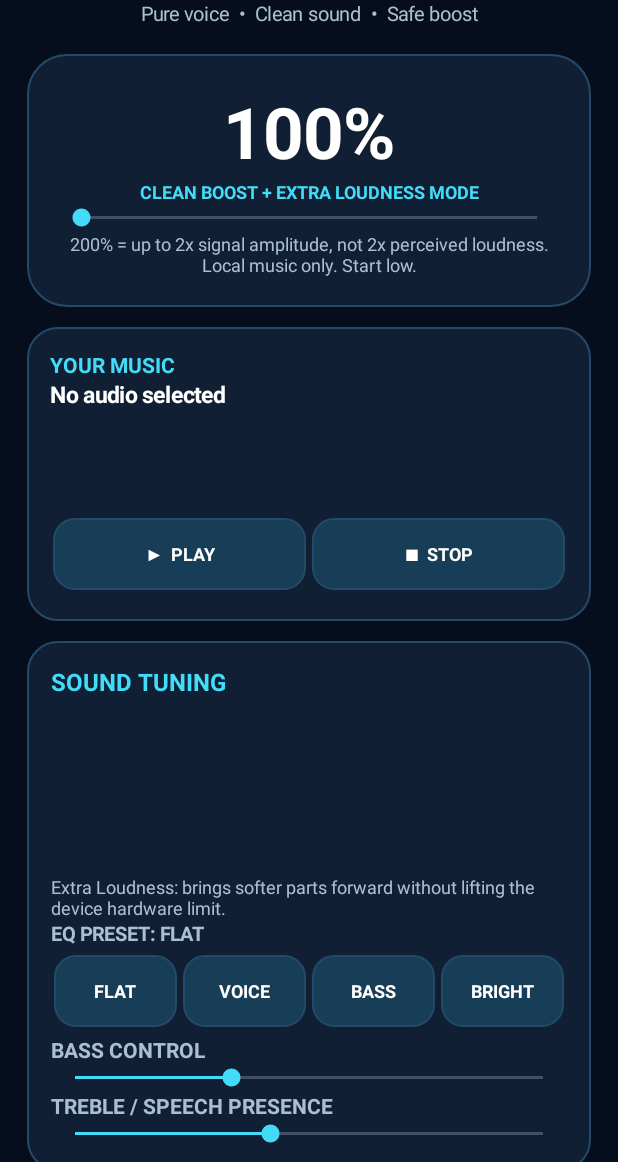
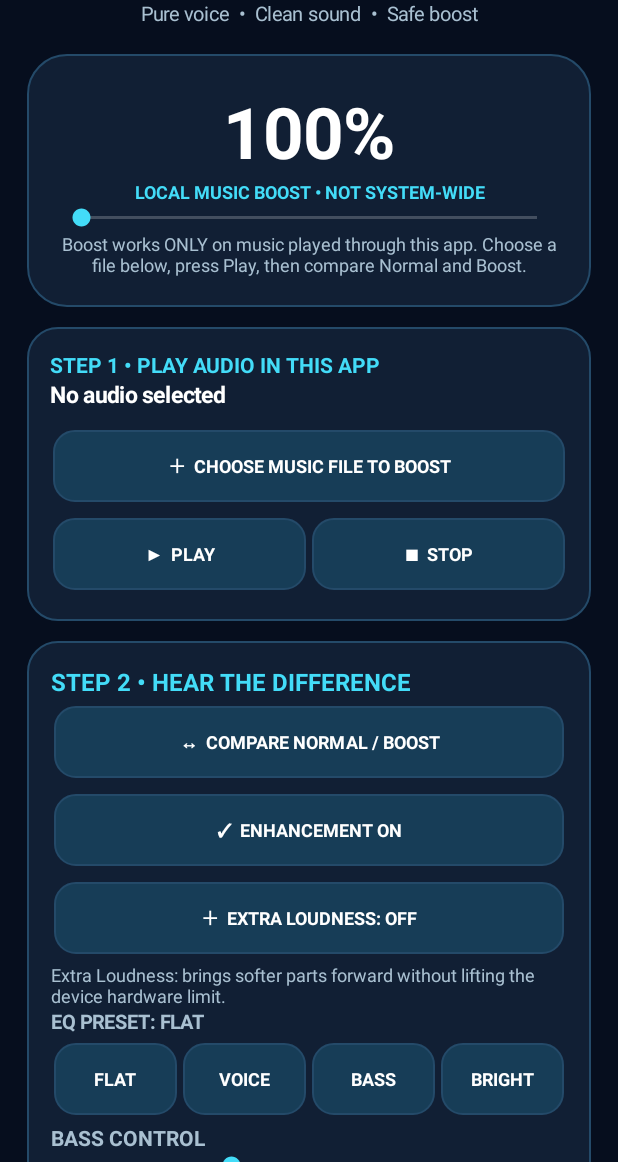
Before and after one commit to saurabhsahu20-svg/volume-booster-, an Android app: the screen it shows after launch (MainActivity), on a phone screen of 412 x 824 dp, the part 74-1236 px from its top. Run offline under Robolectric (Android 15) with nearby library versions, the phone set to English and light mode, and no system bars.

Commit message:
v1.5 Fix missing audio controls and add real boost comparison (#7)
* Improve audio controls and visible UI v1.5: app/src/main/java/com/crystal/volumebooster/MainActivity.java

* Improve audio controls and visible UI v1.5: app/build.gradle.kts

* Improve audio controls and visible UI v1.5: .github/workflows/build-apk.yml

* Improve audio controls and visible UI v1.5: README.md

```diff
--- a/app/build.gradle.kts
+++ b/app/build.gradle.kts
@@ -6,8 +6,8 @@ android {
         applicationId = "com.crystal.volumebooster"
         minSdk = 28
         targetSdk = 35
-        versionCode = 5
-        versionName = "1.4"
+        versionCode = 6
+        versionName = "1.5"
     }
     compileOptions {
         sourceCompatibility = JavaVersion.VERSION_17
--- a/app/src/main/java/com/crystal/volumebooster/MainActivity.java
+++ b/app/src/main/java/com/crystal/volumebooster/MainActivity.java
@@ -72,17 +72,17 @@ public class MainActivity extends Activity {
         gap(outer,18);
         LinearLayout hero=vertical();pad(hero,20);hero.setGravity(Gravity.CENTER);hero.setBackground(panel(PANEL,26));outer.addView(hero);
         boostLabel=text(boostPercent+"%",47,WHITE,true);boostLabel.setGravity(Gravity.CENTER);hero.addView(boostLabel);
-        TextView hint=text("CLEAN BOOST + EXTRA LOUDNESS MODE",12,CYAN,true);hint.setGravity(Gravity.CENTER);hero.addView(hint);
+        TextView hint=text("LOCAL MUSIC BOOST • NOT SYSTEM-WIDE",12,CYAN,true);hint.setGravity(Gravity.CENTER);hero.addView(hint);
         boostBar=bar(headphones?60:100,boostPercent-100,p->{
             boostPercent=100+p;boostLabel.setText(boostPercent+"%"); save(); applyFx();
         });hero.addView(boostBar);
-        TextView caution=text("200% = up to 2x signal amplitude, not 2x perceived loudness. Local music only. Start low.",12,MUTED,false);
+        TextView caution=text("Boost works ONLY on music played through this app. Choose a file below, press Play, then compare Normal and Boost.",12,MUTED,false);
         caution.setGravity(Gravity.CENTER);hero.addView(caution);
         gap(outer,13);
         LinearLayout controls=vertical();pad(controls,15);controls.setBackground(panel(PANEL,20));outer.addView(controls);
-        TextView source=text("YOUR MUSIC",14,CYAN,true);controls.addView(source);
+        TextView source=text("STEP 1 • PLAY AUDIO IN THIS APP",14,CYAN,true);controls.addView(source);
         trackLabel=text(selected!=null?"Selected: "+selected.getLastPathSegment():"No audio selected",15,WHITE,true);controls.addView(trackLabel);gap(controls,8);
-        button(controls,"＋  CHOOSE AUDIO FILE",()->{
+        button(controls,"＋  CHOOSE MUSIC FILE TO BOOST",()->{
             Intent i=new Intent(Intent.ACTION_OPEN_DOCUMENT);
             i.setType("audio/*");i.addCategory(Intent.CATEGORY_OPENABLE);
             startActivityForResult(i,123);
@@ -92,13 +92,18 @@ public class MainActivity extends Activity {
         button(actions,"■  STOP",()->stopMusic());
         gap(outer,13);
         LinearLayout fx=vertical();pad(fx,16);fx.setBackground(panel(PANEL,20));outer.addView(fx);
-        TextView header=text("SOUND TUNING",16,CYAN,true);fx.addView(header);
+        TextView header=text("STEP 2 • HEAR THE DIFFERENCE",16,CYAN,true);fx.addView(header);
+        button(fx,"↔  COMPARE NORMAL / BOOST",()->{
+            if(player==null||!prepared){status("First choose a music file and press Play. Other apps cannot be boosted.");return;}
+            enhancements=!enhancements;save();applyFx();setupUI();
+            status(enhancements?"BOOST ON • Listen to your music":"NORMAL • Compare with boost");
+        });
         button(fx,enhancements?"✓  ENHANCEMENT ON":"○  ENHANCEMENT OFF",()->{
             enhancements=!enhancements;save();applyFx();setupUI();
         });
         button(fx,extraLoud?"✓  EXTRA LOUDNESS: ON":"＋  EXTRA LOUDNESS: OFF",()->{
             extraLoud=!extraLoud;save();applyFx();setupUI();
-            status("Extra Loudness improves quieter audio with compression. Keep device volume moderate.");
+            status("Extra Loudness compresses quiet passages of your local song. It cannot exceed hardware volume limits.");
         });
         TextView extraInfo=text("Extra Loudness: brings softer parts forward without lifting the device hardware limit.",12,MUTED,false);
         fx.addView(extraInfo);
@@ -126,10 +131,14 @@ public class MainActivity extends Activity {
         gap(outer,14);
         wave=new Wave(this);wave.setBackground(panel(PANEL,20));
         outer.addView(wave,new LinearLayout.LayoutParams(-1,dp(86)));
-        status=text("Choose a music file to begin. Waveform requires audio permission.",12,MUTED,false);
+        status=text(prepared?"Music ready • Boost changes only this audio":"No audio selected. System-wide boost is not supported; choose a local music file.",12,MUTED,false);
         status.setGravity(Gravity.CENTER);outer.addView(status);
         gap(outer,6);
-        TextView footer=text("Do not exceed comfortable loudness. 200% is signal gain, not 200% actual speaker volume. Lower volume if harsh.",12,MUTED,false);
+        button(outer,"⚙  ANDROID SOUND SETTINGS",()->{
+            try{startActivity(new Intent(android.provider.Settings.ACTION_SOUND_SETTINGS));}
+            catch(Exception e){status("Sound settings are unavailable on this device.");}
+        });
+        TextView footer=text("For apps like YouTube, use your phone\'s built-in sound effects if available. This app cannot override Android hardware output limits.",12,MUTED,false);
         footer.setGravity(Gravity.CENTER);outer.addView(footer);
         updatePlayLabel();
     }
@@ -148,7 +157,10 @@ public class MainActivity extends Activity {
         TextView b=text(text,12,WHITE,true);
         b.setGravity(Gravity.CENTER);b.setPadding(dp(10),dp(13),dp(10),dp(13));
         b.setBackground(panel(Color.rgb(23,61,87),14));
-        LinearLayout.LayoutParams lp=new LinearLayout.LayoutParams(0,dp(48),1);lp.setMargins(dp(2),dp(5),dp(2),dp(5));
+        LinearLayout.LayoutParams lp=parent.getOrientation()==LinearLayout.HORIZONTAL
+            ? new LinearLayout.LayoutParams(0,dp(48),1)
+            : new LinearLayout.LayoutParams(-1,dp(48));
+        lp.setMargins(dp(2),dp(5),dp(2),dp(5));
         parent.addView(b,lp);b.setOnClickListener(v->run.run());return b;
     }
     void save(){prefs.edit().putBoolean("extra_loud",extraLoud).putInt("boost_percent",boostPercent).putInt("bass",bassPct).putInt("treble",treblePct).putInt("preset",preset).putBoolean("headphones",headphones).putBoolean("on",enhancements).apply();}
@@ -171,7 +183,7 @@ public class MainActivity extends Activity {
             player.setDataSource(this,selected);
             player.setOnPreparedListener(mp->{
                 prepared=true;attachFx();requestFocus();mp.start();updatePlayLabel();
-                status("Playing local audio with compatible audio-session effects.");
+                status("Playing locally. Slide boost above 100%, then tap Compare Normal / Boost to check the effect.");
                 if(Build.VERSION.SDK_INT>=23&&checkSelfPermission(Manifest.permission.RECORD_AUDIO)!=PackageManager.PERMISSION_GRANTED)
                     requestPermissions(new String[]{Manifest.permission.RECORD_AUDIO},99);
                 else setupVisualizer();
@@ -253,7 +265,7 @@ public class MainActivity extends Activity {
                 boolean active=enhancements&&extraLoud;
                 dynamics.setMbcBandAllChannelsTo(0,new DynamicsProcessing.MbcBand(
                     true,20000.0f,10.0f,140.0f,
-                    active?2.2f:1.0f,-24.0f,6.0f,-80.0f,1.0f,0.0f,active?2.0f:0.0f));
+                    active?2.8f:1.0f,-30.0f,6.0f,-80.0f,1.0f,0.0f,active?3.0f:0.0f));
             }
         }catch(Exception ignored){}
         try{
```
Also changed, not shown: 2 other files.
